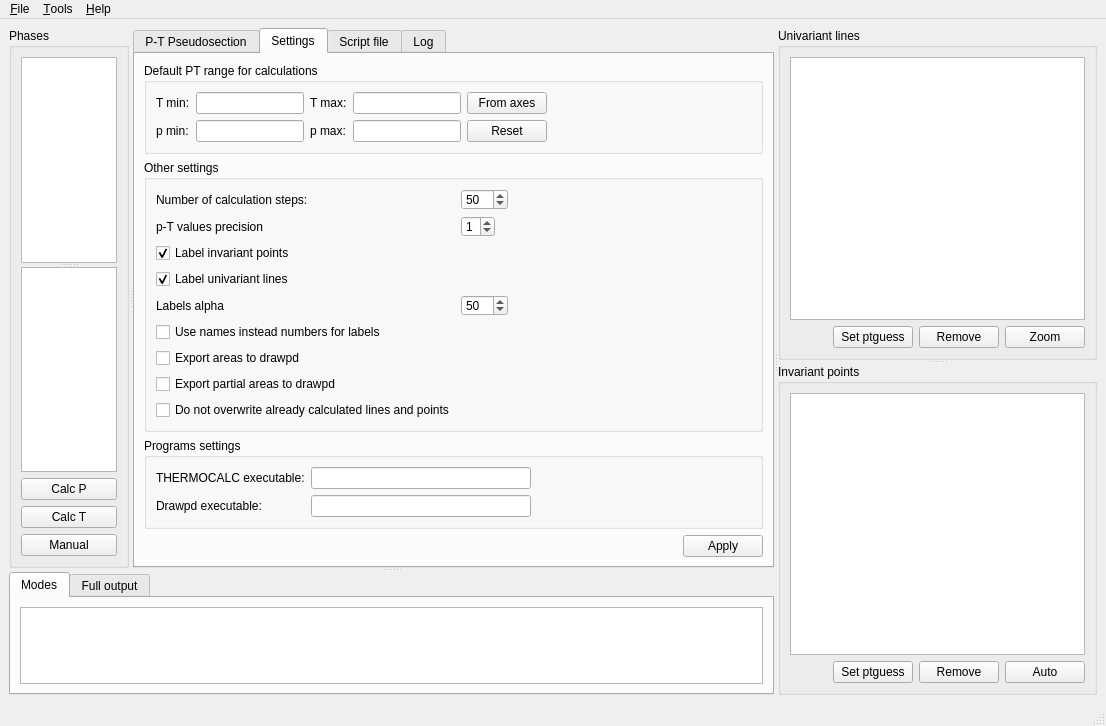
This is pypsbuilder/ui/psbuilder.ui in ondrolexa/pypsbuilder as Qt 5 draws it before an edit. The edited form follows.
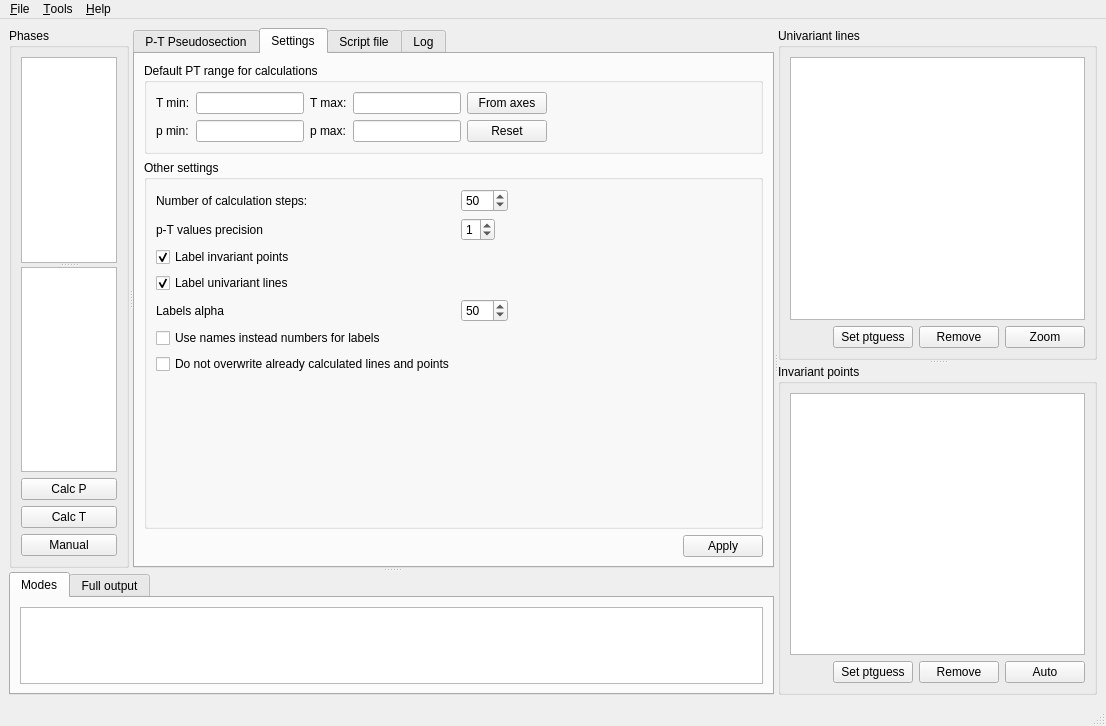
This is the edited form. The open tabs and pages were chosen to show the change.

```diff
--- a/pypsbuilder/ui/psbuilder.ui
+++ b/pypsbuilder/ui/psbuilder.ui
@@ -166,7 +166,7 @@
           <attribute name="title">
            <string>Settings</string>
           </attribute>
-          <layout class="QVBoxLayout" name="verticalLayout_3" stretch="0,1,0,0">
+          <layout class="QVBoxLayout" name="verticalLayout_3" stretch="0,1,0">
            <property name="leftMargin">
             <number>9</number>
            </property>
@@ -433,69 +433,13 @@
                 </property>
                </widget>
               </item>
-              <item row="6" column="0" colspan="2">
-               <widget class="QCheckBox" name="checkAreas">
-                <property name="text">
-                 <string>Export areas to drawpd</string>
-                </property>
-               </widget>
-              </item>
-              <item row="8" column="0">
+              <item row="6" column="0">
                <widget class="QCheckBox" name="checkOverwrite">
                 <property name="text">
                  <string>Do not overwrite already calculated lines and points</string>
                 </property>
                </widget>
               </item>
-              <item row="7" column="0">
-               <widget class="QCheckBox" name="checkPartial">
-                <property name="text">
-                 <string>Export partial areas to drawpd</string>
-                </property>
-               </widget>
-              </item>
-             </layout>
-            </widget>
-           </item>
-           <item>
-            <widget class="QGroupBox" name="groupBox_4">
-             <property name="title">
-              <string>Programs settings</string>
-             </property>
-             <layout class="QGridLayout" name="gridLayout_2">
-              <item row="1" column="1">
-               <widget class="QLineEdit" name="drawpdexeEdit"/>
-              </item>
-              <item row="0" column="1">
-               <widget class="QLineEdit" name="tcexeEdit"/>
-              </item>
-              <item row="1" column="0">
-               <widget class="QLabel" name="label_4">
-                <property name="text">
-                 <string>Drawpd executable:</string>
-                </property>
-               </widget>
-              </item>
-              <item row="0" column="0">
-               <widget class="QLabel" name="label_3">
-                <property name="text">
-                 <string>THERMOCALC executable:</string>
-                </property>
-               </widget>
-              </item>
-              <item row="0" column="2">
-               <spacer name="horizontalSpacer_5">
-                <property name="orientation">
-                 <enum>Qt::Horizontal</enum>
-                </property>
-                <property name="sizeHint" stdset="0">
-                 <size>
-                  <width>40</width>
-                  <height>20</height>
-                 </size>
-                </property>
-               </spacer>
-              </item>
              </layout>
             </widget>
            </item>
```
Left out of the diff: 16 changed lines with no effect on the pictures.
